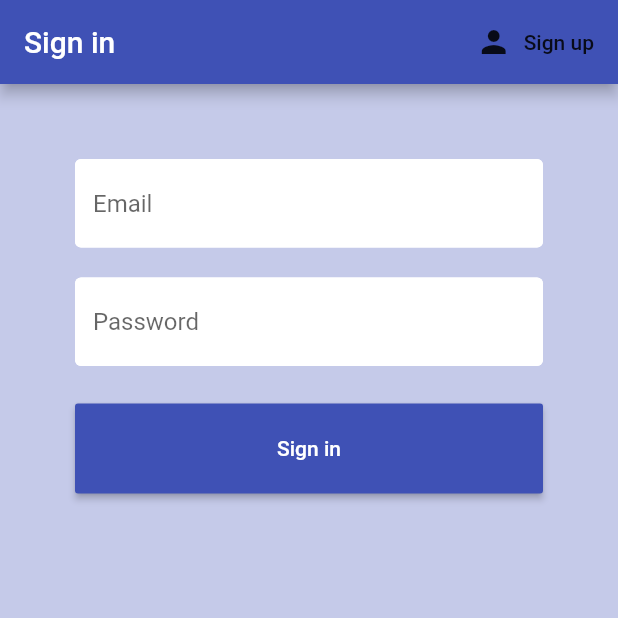
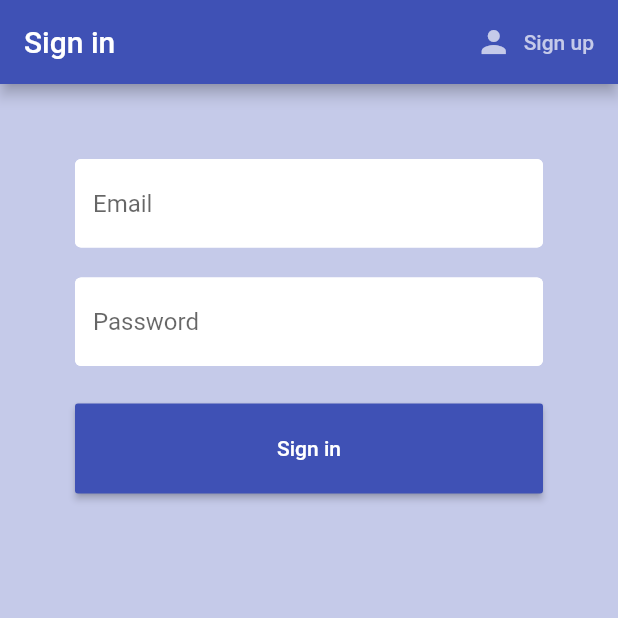
Before and after one commit to osamaayman1005/elJoker, a Flutter app: the screen it shows after launch, after a tap on "Sign in", on a phone screen of 412 x 824 dp, the top half of it. Run offline on Flutter 3.47's test engine with Material 2 defaults, Android fonts, the phone set to English and light mode, and no system bars; our stand-ins replace firebase_auth; accounts and stored records are empty.

Commit message:
changing color of sign in /sign up buttons

```diff
--- a/lib/screens/authenticate/register.dart
+++ b/lib/screens/authenticate/register.dart
@@ -31,8 +31,8 @@ class _RegisterState extends State<Register> {
             onPressed: () {
               widget.toggleView();
             },
-            icon: Icon(Icons.person),
-            label: Text('Sign in'),
+            icon: Icon(Icons.person,color: Colors.indigo[100],),
+            label: Text('Sign in',style: TextStyle(color: Colors.indigo[100]),),
           )
         ],
       ),
--- a/lib/screens/authenticate/sign_in.dart
+++ b/lib/screens/authenticate/sign_in.dart
@@ -32,8 +32,11 @@ class _SignInState extends State<SignIn> {
             onPressed: () {
               widget.toggleView();
             },
-            icon: Icon(Icons.person),
-            label: Text('Sign up'),
+            icon: Icon(Icons.person,color: Colors.indigo[100],),
+
+            label: Text('Sign up'
+            ,style: TextStyle(color: Colors.indigo[100]),
+            ),
           )
         ],
       ),
```
